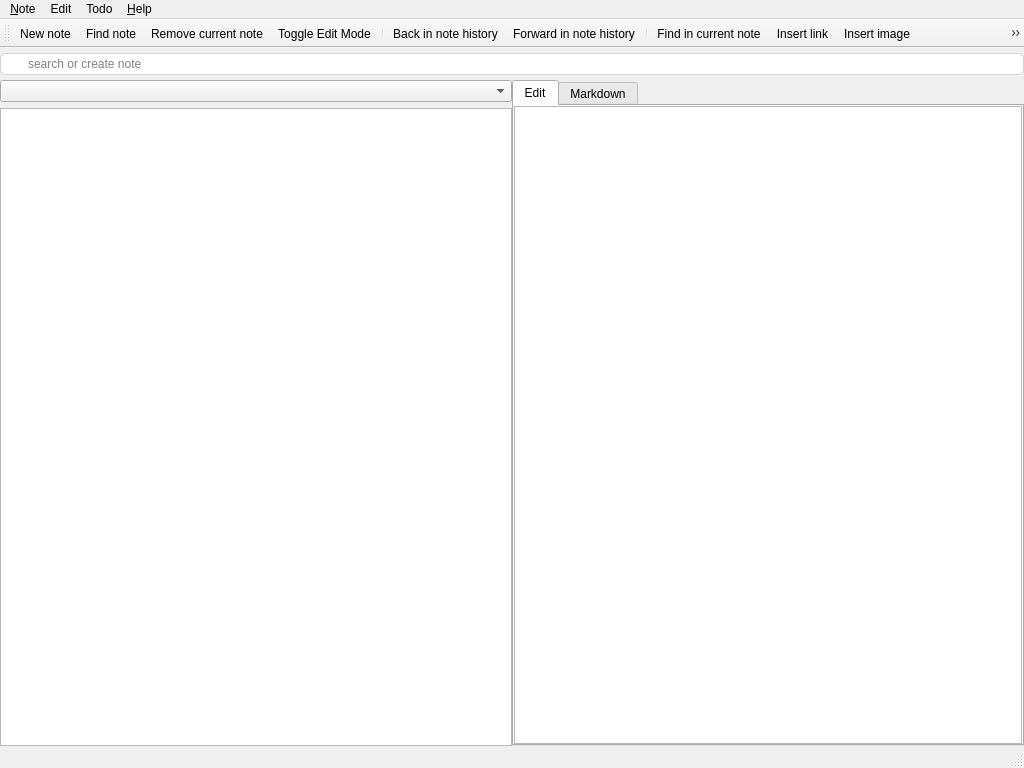
This is src/mainwindow.ui in pbek/QOwnNotes as Qt 5 draws it before an edit. The edited form follows.
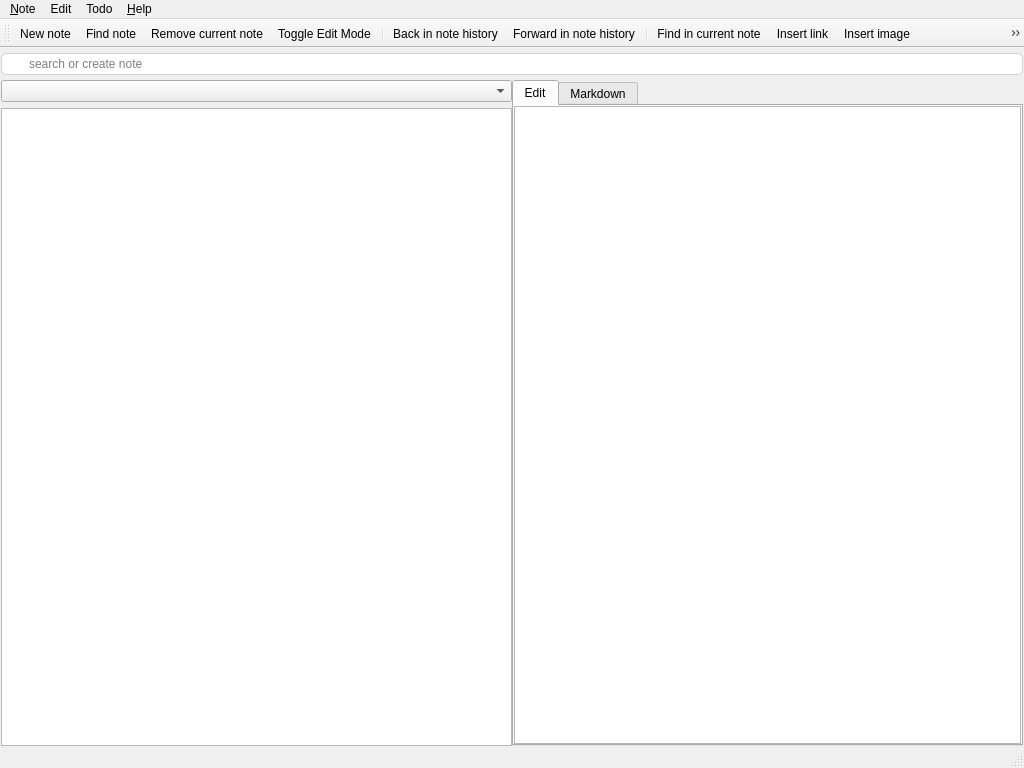
This is the edited form. Icons and pictures are not drawn. Custom widgets are drawn as their Qt base class.

Commit message: increased the margin a bit

Patch:
```diff
--- a/src/mainwindow.ui
+++ b/src/mainwindow.ui
@@ -29,13 +29,13 @@
      <enum>QLayout::SetMaximumSize</enum>
     </property>
     <property name="leftMargin">
-     <number>0</number>
+     <number>1</number>
     </property>
     <property name="topMargin">
      <number>5</number>
     </property>
     <property name="rightMargin">
-     <number>0</number>
+     <number>1</number>
     </property>
     <property name="bottomMargin">
      <number>0</number>
```
